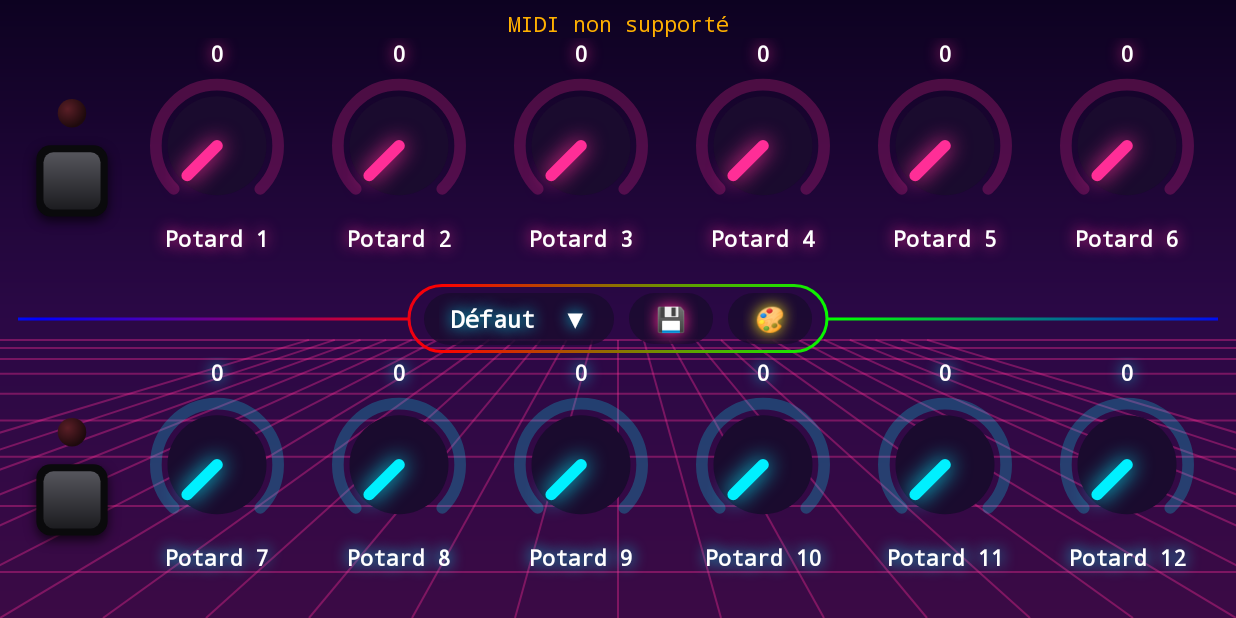
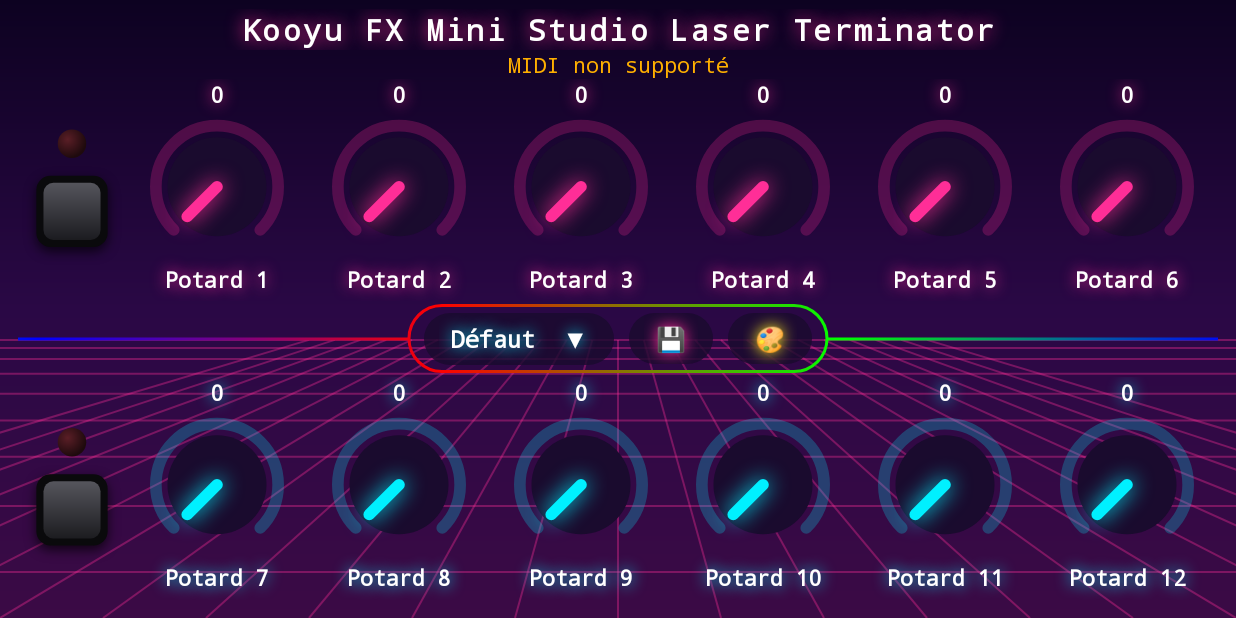
Before and after one commit to perezsebastien15-dotcom/KFX-Mini-Studio-Laser-Terminator, an Android app: the screen it shows after launch (MainActivity), on a phone screen of 824 x 412 dp (held sideways). Run offline under Robolectric (Android 15) with nearby library versions, the phone set to English and light mode, and no system bars.

Commit message:
Rename launcher label to KFX and show the in-app title Kooyu FX Mini Studio Laser Terminator
Co-Authored-By: Claude Opus 5.5 <noreply@anthropic.com>
Claude-Session: https://claude.ai/code/session_01FW7mrD7z6fZ2p58qVVKdmu

```diff
--- a/app/src/main/AndroidManifest.xml
+++ b/app/src/main/AndroidManifest.xml
@@ -5,7 +5,7 @@
 
     <application
         android:icon="@mipmap/ic_launcher"
-        android:label="KooyuFX 24"
+        android:label="KFX"
         android:theme="@android:style/Theme.Material.NoActionBar.Fullscreen">
         <activity
             android:name=".MainActivity"
--- a/app/src/main/java/com/kooyu/neonknobs/MainActivity.kt
+++ b/app/src/main/java/com/kooyu/neonknobs/MainActivity.kt
@@ -72,6 +72,15 @@ class MainActivity : Activity() {
             val p = (12 * resources.displayMetrics.density).toInt()
             setPadding(p, p / 2, p, p)
         }
+        root.addView(TextView(this).apply {
+            text = "Kooyu FX Mini Studio Laser Terminator"
+            typeface = Typeface.create(Typeface.MONOSPACE, Typeface.BOLD)
+            gravity = Gravity.CENTER
+            textSize = 20f
+            letterSpacing = 0.08f
+            setTextColor(Color.WHITE)
+            setShadowLayer(10 * resources.displayMetrics.density, 0f, 0f, KnobView.NEON[0])
+        })
         status = TextView(this).apply {
             typeface = Typeface.MONOSPACE
             gravity = Gravity.CENTER
--- a/settings.gradle.kts
+++ b/settings.gradle.kts
@@ -5,5 +5,5 @@ dependencyResolutionManagement {
     repositoriesMode.set(RepositoriesMode.FAIL_ON_PROJECT_REPOS)
     repositories { google(); mavenCentral() }
 }
-rootProject.name = "KooyuFX24"
+rootProject.name = "KFX"
 include(":app")
```
Also changed, not shown: 3 other files.
